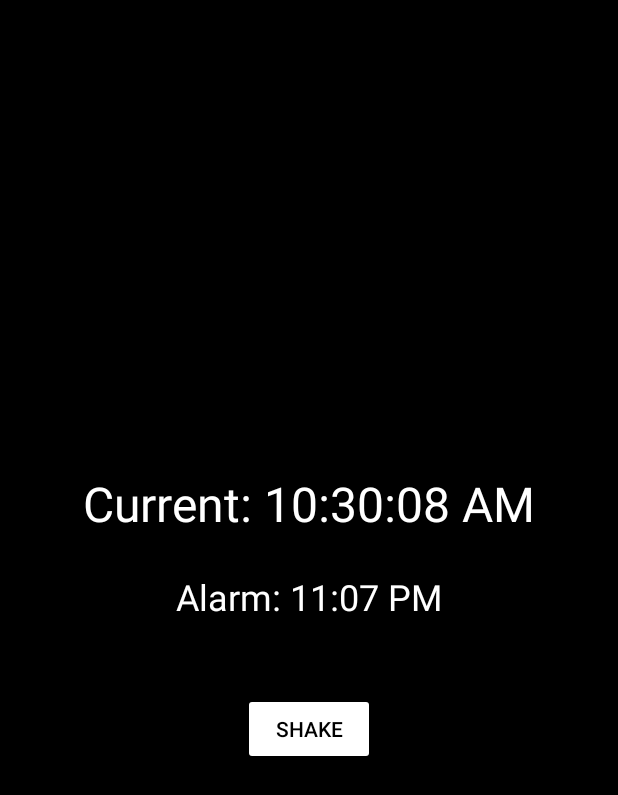
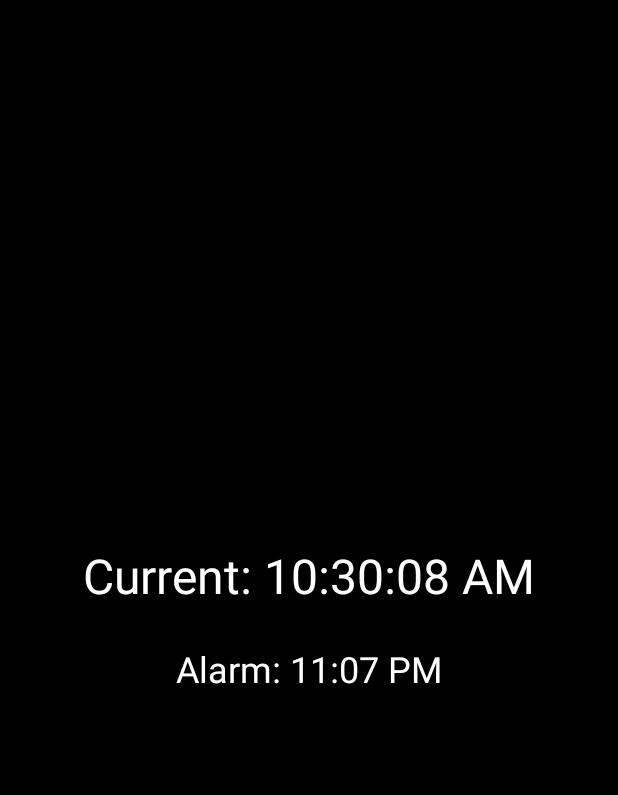
Before and after one commit to LiamSales/shaketowake, an Android app built with Jetpack Compose: the screen it shows after launch (AlarmDisplayActivity), after a tap on "SET TIME", on a phone screen of 412 x 824 dp. Shown: the top 795 px of the screen. Run offline under Robolectric (Android 15) with nearby library versions, the phone set to English and light mode, and no system bars; our stand-ins replace Firebase (no records; nobody signed in at launch, a user with empty details on screens opened directly).

Commit message:
background service
added: background service
    - now works even if the alarm app is in the background and/or if the phone is closed

removed: shake button

```diff
--- a/app/src/main/java/com/mobdeve/s15/shaketowake/AlarmDisplayActivity.kt
+++ b/app/src/main/java/com/mobdeve/s15/shaketowake/AlarmDisplayActivity.kt
@@ -1,5 +1,6 @@
 package com.mobdeve.s15.shaketowake
 
+import android.content.Context
 import android.content.Intent
 import android.hardware.Sensor
 import android.hardware.SensorEvent
@@ -17,6 +18,9 @@ import java.text.SimpleDateFormat
 import java.util.Calendar
 import java.util.Locale
 import android.media.SoundPool
+import android.os.Build
+import android.os.PowerManager
+import android.view.WindowManager
 
 class AlarmDisplayActivity : AppCompatActivity() {
     private lateinit var currentTimeTextView: TextView
@@ -33,6 +37,7 @@ class AlarmDisplayActivity : AppCompatActivity() {
     private var lastShakeTime: Long = 0L
     private val shakeThreshold = 12f
     private val shakeCooldown = 1000 // milliseconds
+    private var wakeLock: PowerManager.WakeLock? = null
 
     private val sensorListener = object : SensorEventListener {
         override fun onSensorChanged(event: SensorEvent?) {
@@ -56,6 +61,19 @@ class AlarmDisplayActivity : AppCompatActivity() {
 
     override fun onCreate(savedInstanceState: Bundle?) {
         super.onCreate(savedInstanceState)
+        if (Build.VERSION.SDK_INT >= Build.VERSION_CODES.O_MR1) {
+            setShowWhenLocked(true)
+            setTurnScreenOn(true)
+        } else {
+            window.addFlags(
+                WindowManager.LayoutParams.FLAG_SHOW_WHEN_LOCKED or
+                        WindowManager.LayoutParams.FLAG_TURN_SCREEN_ON
+            )
+        }
+
+        // Keep screen on
+        window.addFlags(WindowManager.LayoutParams.FLAG_KEEP_SCREEN_ON)
+
         setContentView(R.layout.activity_alarm_display)
 
         sensorManager = getSystemService(SENSOR_SERVICE) as SensorManager
@@ -66,7 +84,7 @@ class AlarmDisplayActivity : AppCompatActivity() {
 
         currentTimeTextView = findViewById(R.id.currentTimeTextView)
         alarmTimeTextView = findViewById(R.id.alarmTimeTextView)
-        val backButton = findViewById<Button>(R.id.backButton)
+
 
         // Set black background
         window.decorView.setBackgroundColor(ContextCompat.getColor(this, R.color.black))
@@ -85,11 +103,16 @@ class AlarmDisplayActivity : AppCompatActivity() {
             }
         }
 
-        backButton.setOnClickListener {
 
-            stopAlarmAndGoHome()
-
-
+        val powerManager = getSystemService(Context.POWER_SERVICE) as PowerManager
+        wakeLock = powerManager.newWakeLock(
+            PowerManager.PARTIAL_WAKE_LOCK or PowerManager.ACQUIRE_CAUSES_WAKEUP,
+            "ShakeToWake::AlarmWakeLock"
+        )
+        wakeLock?.isHeld()?.let {
+            if (!it == true) {
+                wakeLock?.acquire(10 * 60 * 1000L /*10 minutes*/)
+            }
         }
     }
 
@@ -131,18 +154,24 @@ class AlarmDisplayActivity : AppCompatActivity() {
 
 
     private fun stopAlarmAndGoHome() {
+        soundPool?.apply {
+            pause(alarmSoundId)
+            setVolume(alarmSoundId, 0f, 0f)
+        }
+        soundPool?.stop(alarmSoundId)
+        soundPool?.release()
+        soundPool = null
 
-        soundPool?.apply {
-            pause(alarmSoundId) // Immediate stop
-            setVolume(alarmSoundId, 0f, 0f) // Ensure no residual sound
+        wakeLock?.let {
+            if (it.isHeld) {
+                it.release()
+            }
         }
-        // Stop sound playback
-        soundPool?.stop(alarmSoundId)
+        wakeLock = null
 
-        // Release resources
-        soundPool?.release()
+        // Stop the foreground service
+        AlarmForegroundService.stopService(this)
 
-        soundPool = null
         // Redirect to MainActivity
         val intent = Intent(this, MainActivity::class.java).apply {
             flags = Intent.FLAG_ACTIVITY_CLEAR_TOP or Intent.FLAG_ACTIVITY_NEW_TASK
--- /dev/null
+++ b/app/src/main/res/drawable/ic_alarm.xml
@@ -0,0 +1,13 @@
+
+    <vector xmlns:android="http://schemas.android.com/apk/res/android"
+        android:width="24dp"
+        android:height="24dp"
+        android:viewportWidth="24"
+        android:viewportHeight="24">
+        <path
+            android:fillColor="#FF000000"
+            android:pathData="M12,20c4.4,0 8,-3.6 8,-8s-3.6,-8 -8,-8 -8,3.6 -8,8 3.6,8 8,8zM12,22C6.5,22 2,17.5 2,12S6.5,2 12,2s10,4.5 10,10 -4.5,10 -10,10z"/>
+        <path
+            android:fillColor="#FF000000"
+            android:pathData="M13,6h-2v7h7v-2h-5z"/>
+    </vector>
--- a/app/src/main/res/layout/activity_alarm_display.xml
+++ b/app/src/main/res/layout/activity_alarm_display.xml
@@ -22,12 +22,5 @@
         android:textSize="24sp"
         android:textColor="@android:color/white"/>
 
-    <Button
-        android:id="@+id/backButton"
-        android:layout_width="wrap_content"
-        android:layout_height="wrap_content"
-        android:layout_marginTop="48dp"
-        android:backgroundTint="@android:color/white"
-        android:text="SHAKE"
-        android:textColor="@android:color/black" />
+
 </LinearLayout>
--- a/app/src/main/res/values/themes.xml
+++ b/app/src/main/res/values/themes.xml
@@ -9,5 +9,9 @@
             <item name="colorPrimary">@color/purple_200</item>
             <item name="colorPrimaryDark">@color/purple_700</item>
         </style>
-
+    <style name="FullScreenTheme" parent="Theme.AppCompat.Light.NoActionBar">
+        <item name="android:windowFullscreen">true</item>
+        <item name="android:windowBackground">@android:color/black</item>
+        <item name="android:windowNoTitle">true</item>
+    </style>
 </resources>
```
Also changed, not shown: app/src/main/AndroidManifest.xml (+7 -5 lines), app/src/main/java/com/mobdeve/s15/shaketowake/AlarmForegroundService.kt (added, +63 -0 lines), app/src/main/java/com/mobdeve/s15/shaketowake/AlarmReceiver.kt (+49 -4 lines), app/src/main/java/com/mobdeve/s15/shaketowake/MainActivity.kt (+16 -4 lines), 496 other files.
